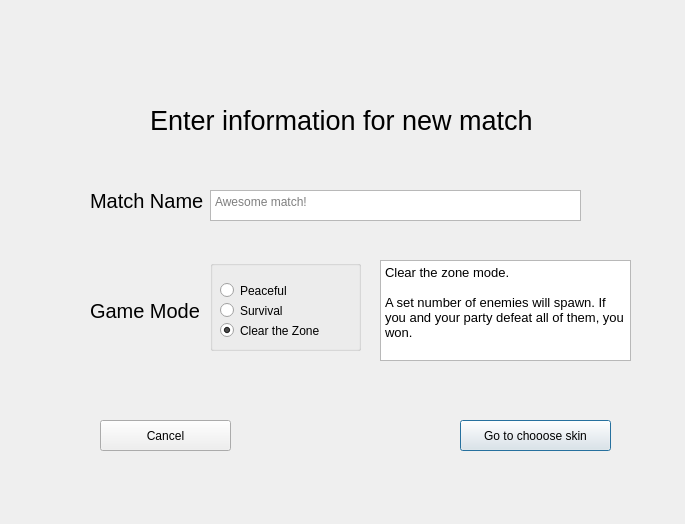
Old version of the form client/creatematch.ui in the repository Merok23/TPG-Taller-Left4dead-Grupo1.
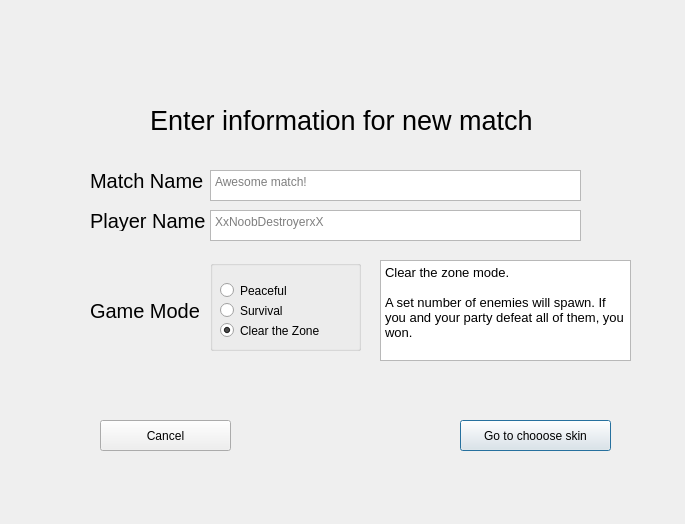
New version of the form.

Commit message: Las pantallas de QT ya levantan el nombre del player

```diff
--- a/client/creatematch.ui
+++ b/client/creatematch.ui
@@ -35,7 +35,7 @@
    <property name="geometry">
     <rect>
      <x>90</x>
-     <y>190</y>
+     <y>170</y>
      <width>131</width>
      <height>21</height>
     </rect>
@@ -97,7 +97,7 @@
    <property name="geometry">
     <rect>
      <x>210</x>
-     <y>190</y>
+     <y>170</y>
      <width>371</width>
      <height>31</height>
     </rect>
@@ -193,6 +193,47 @@
     </property>
    </widget>
   </widget>
+  <widget class="QTextEdit" name="player_name_input">
+   <property name="geometry">
+    <rect>
+     <x>210</x>
+     <y>210</y>
+     <width>371</width>
+     <height>31</height>
+    </rect>
+   </property>
+   <property name="html">
+    <string>&lt;!DOCTYPE HTML PUBLIC &quot;-//W3C//DTD HTML 4.0//EN&quot; &quot;http://www.w3.org/TR/REC-html40/strict.dtd&quot;&gt;
+&lt;html&gt;&lt;head&gt;&lt;meta name=&quot;qrichtext&quot; content=&quot;1&quot; /&gt;&lt;meta charset=&quot;utf-8&quot; /&gt;&lt;style type=&quot;text/css&quot;&gt;
+p, li { white-space: pre-wrap; }
+hr { height: 1px; border-width: 0; }
+li.unchecked::marker { content: &quot;\2610&quot;; }
+li.checked::marker { content: &quot;\2612&quot;; }
+&lt;/style&gt;&lt;/head&gt;&lt;body style=&quot; font-family:'Ubuntu'; font-size:10pt; font-weight:400; font-style:normal;&quot;&gt;
+&lt;p style=&quot;-qt-paragraph-type:empty; margin-top:0px; margin-bottom:0px; margin-left:0px; margin-right:0px; -qt-block-indent:0; text-indent:0px;&quot;&gt;&lt;br /&gt;&lt;/p&gt;&lt;/body&gt;&lt;/html&gt;</string>
+   </property>
+   <property name="placeholderText">
+    <string>XxNoobDestroyerxX</string>
+   </property>
+  </widget>
+  <widget class="QLabel" name="player_name">
+   <property name="geometry">
+    <rect>
+     <x>90</x>
+     <y>210</y>
+     <width>131</width>
+     <height>21</height>
+    </rect>
+   </property>
+   <property name="font">
+    <font>
+     <pointsize>15</pointsize>
+    </font>
+   </property>
+   <property name="text">
+    <string>Player Name</string>
+   </property>
+  </widget>
  </widget>
  <resources/>
  <connections/>
```
The commit also changes 7 other files.
